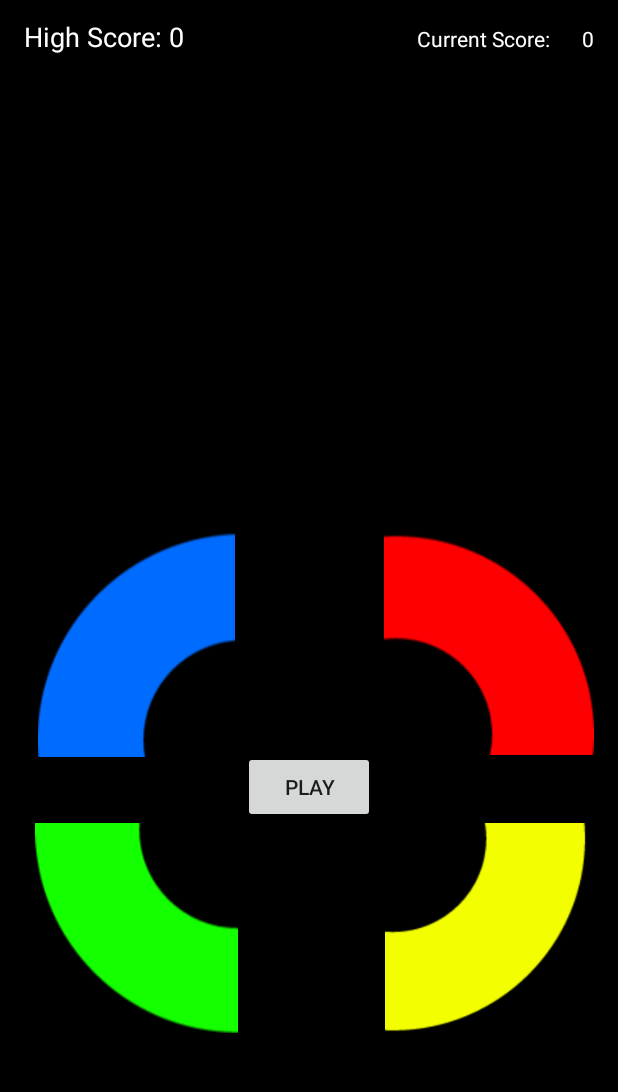
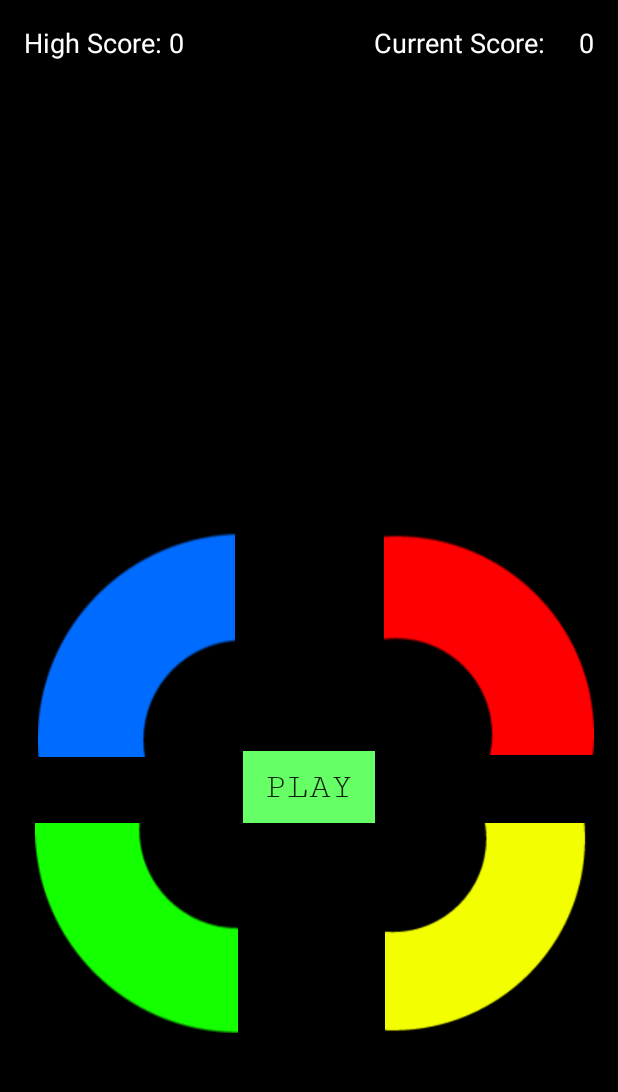
Before and after one commit to alexhornick/Simon, an Android app: the PlayActivity screen opened directly, with no data from a screen before it, on a phone screen of 412 x 824 dp, the part 84-1176 px from its top. Run offline under Robolectric (Android 15) with nearby library versions, the phone set to English and light mode, and no system bars.

Commit message:
Locking screen rotations, other layout changes

```diff
--- a/app/src/main/AndroidManifest.xml
+++ b/app/src/main/AndroidManifest.xml
@@ -8,15 +8,15 @@
         android:label="@string/app_name"
         android:supportsRtl="true"
         android:theme="@style/AppTheme">
-        <activity android:name=".MainActivity">
+        <activity android:name=".MainActivity" android:screenOrientation="portrait">
             <intent-filter>
                 <action android:name="android.intent.action.MAIN" />
 
                 <category android:name="android.intent.category.LAUNCHER" />
             </intent-filter>
         </activity>
-        <activity android:name=".PlayActivity" />
-        <activity android:name=".AboutActivity"></activity>
+        <activity android:name=".PlayActivity" android:screenOrientation="portrait"/>
+        <activity android:name=".AboutActivity" android:screenOrientation="portrait"></activity>
     </application>
 
 </manifest>
--- a/app/src/main/res/layout/activity_about.xml
+++ b/app/src/main/res/layout/activity_about.xml
@@ -32,7 +32,7 @@
         android:layout_marginBottom="10dp" />
 
     <TextView
-        android:text="This Simon game comes with 3 versions of the game. The first version, you simply repeat the pattern Simon follows. The second version will slowly speed up how fast Simon does the patterns. The last version will have multiple repeats of each button and it's up to you to keep track. Enjoy the game!"
+        android:text="This Simon game comes with 3 versions of the game. The first version, you simply repeat the pattern Simon follows. The last version will have multiple repeats of each button and it's up to you to keep track. The third version will slowly speed up how fast Simon does the patterns. Enjoy the game!"
         android:layout_width="wrap_content"
         android:layout_height="wrap_content"
         android:layout_marginTop="42dp"
--- a/app/src/main/res/layout/activity_play.xml
+++ b/app/src/main/res/layout/activity_play.xml
@@ -52,7 +52,10 @@
         android:layout_height="wrap_content"
         android:layout_above="@+id/simon4"
         android:layout_centerHorizontal="true"
-        android:id="@+id/start_button" />
+        android:id="@+id/start_button"
+        android:fontFamily="serif-monospace"
+        android:textSize="24sp"
+        android:background="#66FF66" />
 
     <TextView
         android:text="0"
@@ -60,7 +63,8 @@
         android:layout_height="wrap_content"
         android:layout_alignParentEnd="true"
         android:id="@+id/score"
-        android:textColor="#ffffff" />
+        android:textColor="#ffffff"
+        android:textSize="18sp" />
 
     <TextView
         android:text="Current Score: "
@@ -70,7 +74,7 @@
         android:layout_toStartOf="@+id/score"
         android:layout_marginEnd="18dp"
         android:id="@+id/textView5"
-        android:textSize="14sp"
+        android:textSize="18sp"
         android:textColor="@android:color/background_light" />
 
     <TextView
```
Also changed, not shown: app/src/main/res/layout/activity_main.xml (+7 -3 lines).
